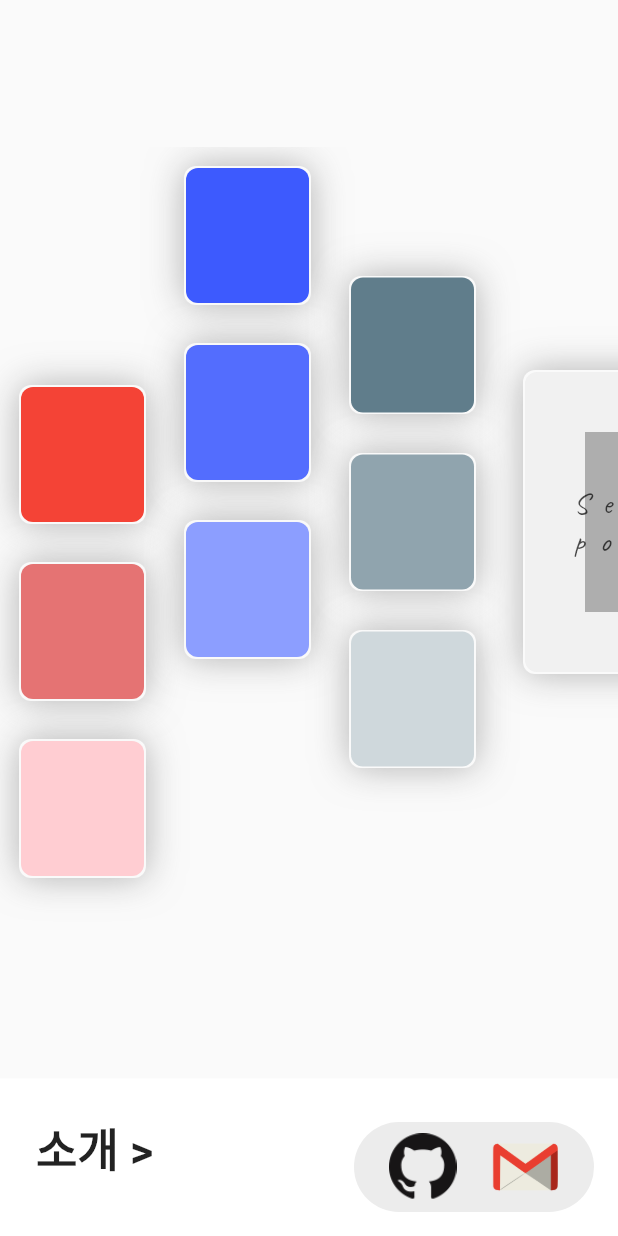
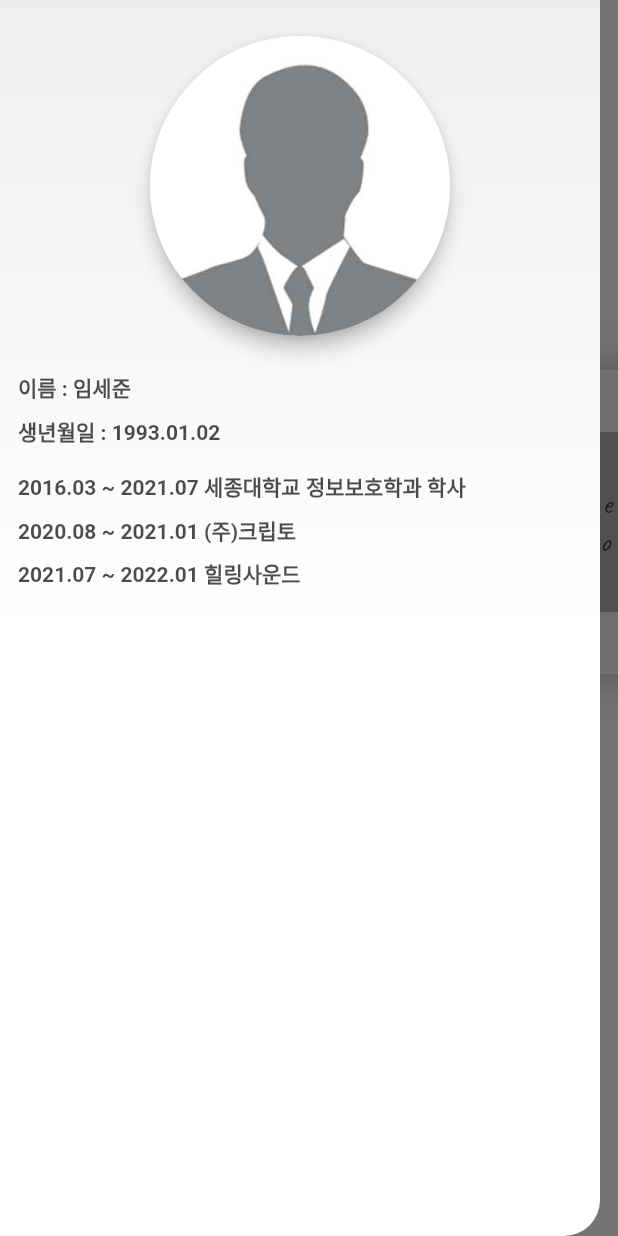
Before and after one commit to sejun2/sejun_pf, a Flutter app: the screen it shows after launch, with the side drawer open (before the commit the screen has no drawer), on a phone screen of 412 x 824 dp. Run offline on Flutter 3.47's test engine with Material 2 defaults, Android fonts, the phone set to English and light mode, and no system bars; our stand-ins replace get, google_fonts; missing offline and left inert: proste_indexed_stack.

Commit message:
stash: drawer working
 Author:    Sejun <qpfjf56@gmail.com>

```diff
--- a/lib/constant.dart
+++ b/lib/constant.dart
@@ -1 +1,12 @@
+import 'dart:ui';
+
+import 'package:flutter/material.dart';
+import 'package:google_fonts/google_fonts.dart';
+
 const dummyText = 'Lorem ipsum dolor sit amet, consectetur adipiscing elit, sed do eiusmod tempor incididunt ut labore et dolore magna aliqua. Ut enim ad minim veniam, quis nostrud exercitation ullamco laboris nisi ut aliquip ex ea commodo consequat. Duis aute irure dolor in reprehenderit in voluptate velit esse cillum dolore eu fugiat nulla pariatur. Excepteur sint occaecat cupidatat non proident, sunt in culpa qui officia deserunt mollit anim id est laborum.Lorem ipsum dolor sit amet, consectetur adipiscing elit, sed do eiusmod tempor incididunt ut labore et dolore magna aliqua. Ut enim ad minim veniam, quis nostrud exercitation ullamco laboris nisi ut aliquip ex ea commodo consequat. Duis aute irure dolor in reprehenderit in voluptate velit esse cillum dolore eu fugiat nulla pariatur. Excepteur sint occaecat cupidatat non proident, sunt in culpa qui officia deserunt mollit anim id est laborum.';
+var headerTextStyle = GoogleFonts.nanumGothic(
+    fontStyle: FontStyle.normal,
+    fontSize: 14,
+    color: Colors.black.withOpacity(0.7),
+    fontWeight:  FontWeight.w700
+);
--- a/lib/pages/main_page.dart
+++ b/lib/pages/main_page.dart
@@ -10,6 +10,8 @@ import 'package:sejun_portf/widgets/sejun_banner_card.dart';
 import 'package:sejun_portf/widgets/sejun_introduction_card.dart';
 import 'package:sejun_portf/widgets/sejun_proejct_card.dart';
 import 'package:url_launcher/url_launcher.dart';
+
+import '../constant.dart';
 
 class MainPage extends GetView<MainPageController> {
   MainPage({Key? key}) : super(key: key);
@@ -27,6 +29,19 @@ class MainPage extends GetView<MainPageController> {
   Widget build(BuildContext context) {
     Get.put(MainPageController());
     return Scaffold(
+      drawer: Container(width: 400,
+        decoration: BoxDecoration(
+             color: Colors.white,
+            borderRadius: BorderRadius.only(topRight: Radius.circular(24), bottomRight: Radius.circular(24)),
+          ),
+        child: ListView(
+          children: [
+            buildDrawerHeader(),
+
+          ],
+        ),
+      ),
+      appBar: buildAppBar(context),
       floatingActionButton: FutureBuilder(
         future: buildFloatingActionButton(),
         builder: (ctx, snapshot) {
@@ -41,7 +56,6 @@ class MainPage extends GetView<MainPageController> {
       body: SafeArea(
         child: Column(
           children: [
-            buildAppBar(context),
             // buildChips(context),
             buildContent(context),
           ],
@@ -61,12 +75,10 @@ class MainPage extends GetView<MainPageController> {
         children: [
           InkWell(
             onTap: () async {
-              if (await canLaunch('https://https://github.com/sejun2')) {
-                await launch('https://github.com/sejun2');
-              }
+              await launchUrl('https://github.com/sejun2');
             },
             child: Image.asset(
-              'assets/image/github_64px.png',
+              'image/github_64px.png',
               width: 45,
               height: 45,
             ),
@@ -77,17 +89,9 @@ class MainPage extends GetView<MainPageController> {
             textStyle: TextStyle(
                 fontSize: 16, fontWeight: FontWeight.w600, color: Colors.white),
             child: InkWell(
-              onTap: () async {
-                print('gmail clicked...');
-                if (await canLaunch(
-                    Uri(scheme: 'Sejun', path: 'qpfjf56@gmail.com')
-                        .toString())) {
-                  await launch(Uri(scheme: 'Sejun', path: 'qpfjf56@gmail.com')
-                      .toString());
-                }
-              },
+              onTap: () async {},
               child: Image.asset(
-                'assets/image/gmail.png',
+                'image/gmail.png',
                 width: 45,
                 height: 45,
               ),
@@ -96,6 +100,12 @@ class MainPage extends GetView<MainPageController> {
         ],
       ),
     );
+  }
+
+  Future<void> launchUrl(String url) async {
+    if (await canLaunch(url)) {
+      await launch(url);
+    }
   }
 
   buildChips(BuildContext context) {
@@ -123,11 +133,11 @@ class MainPage extends GetView<MainPageController> {
             width: constraints.maxWidth,
             child: SingleChildScrollView(
               controller: controller.getContentScrollViewController(),
-              padding:
-                  const EdgeInsets.only( top: 8, bottom: 8),
+              padding: const EdgeInsets.only(top: 8, bottom: 8),
               child: Column(
                 children: [
                   buildBannerCard(),
+
                   ///Introduction section
                   Container(
                     decoration: BoxDecoration(
@@ -141,6 +151,7 @@ class MainPage extends GetView<MainPageController> {
                     child: Column(
                         mainAxisAlignment: MainAxisAlignment.spaceEvenly,
                         children: [
+
                           ///Introduction title
                           Align(
                             child: Text(
@@ -167,7 +178,9 @@ class MainPage extends GetView<MainPageController> {
                             child:
                             LayoutBuilder(builder: (context, constraints) {
                               return Obx(
-                                () => Stack(children: [
+                                    () =>
+                                    Stack(children: [
+
                                       ///Introduction Tab item background animation container
                                       AnimatedContainer(
                                         curve: Curves.fastOutSlowIn,
@@ -179,7 +192,8 @@ class MainPage extends GetView<MainPageController> {
                                             color: Colors.indigoAccent),
                                         duration: Duration(milliseconds: 300),
                                         transform: Matrix4.translationValues(
-                                        (controller.getIntroductionIndex()) *
+                                            (controller
+                                                .getIntroductionIndex()) *
                                                 constraints.maxWidth /
                                                 3,
                                             0,
@@ -193,7 +207,8 @@ class MainPage extends GetView<MainPageController> {
                                               child: InkWell(
                                                   onTap: () {
                                                     controller
-                                                    .setIntroductionIndex(0);
+                                                        .setIntroductionIndex(
+                                                        0);
                                                     controller
                                                         .cardAnimationController
                                                         .forward(from: 0);
@@ -203,18 +218,21 @@ class MainPage extends GetView<MainPageController> {
                                           Expanded(
                                               child: InkWell(
                                                 onTap: () {
-                                          controller.setIntroductionIndex(1);
-                                          controller.cardAnimationController
+                                                  controller
+                                                      .setIntroductionIndex(1);
+                                                  controller
+                                                      .cardAnimationController
                                                       .forward(from: 0);
                                                 },
-                                        child:
-                                            buildIntroductionTabItem("Effort", 1),
+                                                child: buildIntroductionTabItem(
+                                                    "Effort", 1),
                                               )),
                                           Expanded(
                                               child: InkWell(
                                                   onTap: () {
                                                     controller
-                                                    .setIntroductionIndex(2);
+                                                        .setIntroductionIndex(
+                                                        2);
                                                     controller
                                                         .cardAnimationController
                                                         .forward(from: 0);
@@ -230,7 +248,8 @@ class MainPage extends GetView<MainPageController> {
 
                           ///Introduction main contents
                           Obx(
-                            () => ProsteIndexedStack(
+                                () =>
+                                ProsteIndexedStack(
                                   index: controller.getIntroductionIndex(),
                                   children: [
                                     IndexedStackChild(
@@ -264,7 +283,10 @@ class MainPage extends GetView<MainPageController> {
                                   ],
                                 ),
                           ),
-                        VerticalDivider(indent: 30,)]),
+                          VerticalDivider(
+                            indent: 30,
+                          )
+                        ]),
                   ),
                   VerticalDivider(
                     indent: 150,
@@ -277,6 +299,7 @@ class MainPage extends GetView<MainPageController> {
                       crossAxisAlignment: CrossAxisAlignment.start,
                       mainAxisAlignment: MainAxisAlignment.spaceEvenly,
                       children: [
+
                         ///Project lists title
                         Padding(
                           child: Text(
@@ -299,10 +322,9 @@ class MainPage extends GetView<MainPageController> {
                             scrollDirection: Axis.horizontal,
                             children: [
                               SejunProjectCard(
-                                onSejunProjectCardTapped: () async{
-                                  if (await canLaunch('https://github.com/sejun2/sejun_pf/blob/develop/res/yourchef/yourchef.md')) {
-                                  await launch('https://github.com/sejun2/sejun_pf/blob/develop/res/yourchef/yourchef.md');
-                                  }
+                                onSejunProjectCardTapped: () async {
+                                  launchUrl(
+                                      'https://github.com/sejun2/sejun_pf/blob/develop/res/yourchef/yourchef.md');
                                 },
                                 title: '당신의 쉐푸 사이드 프로젝트 ',
                                 imagePath: 'image/yourchef_logo.png',
@@ -366,8 +388,10 @@ class MainPage extends GetView<MainPageController> {
       backgroundColor: Colors.transparent,
       elevation: 0,
       centerTitle: true,
+      iconTheme: IconThemeData(color: Colors.black87),
       title: Obx(
-        () => AnimatedOpacity(
+            () =>
+            AnimatedOpacity(
               duration: Duration(milliseconds: 300),
               curve: Curves.fastOutSlowIn,
               opacity: controller.getAppBarOpacity(),
@@ -383,7 +407,8 @@ class MainPage extends GetView<MainPageController> {
 
   buildGradientDivider(BuildContext context) {
     return Obx(
-      () => controller.getIsContentScrollViewTop() == false
+          () =>
+      controller.getIsContentScrollViewTop() == false
           ? Container(
         width: Get.width,
         height: 6,
@@ -398,4 +423,46 @@ class MainPage extends GetView<MainPageController> {
       ),
     );
   }
+
+  buildDrawerHeader() {
+    return Container(
+      decoration: BoxDecoration(
+        gradient: LinearGradient(colors: [ Colors.grey.shade200, Colors.white], begin:Alignment.topCenter, end: Alignment.bottomCenter)
+      ),
+      padding: EdgeInsets.symmetric(vertical: 24, horizontal: 12),
+      child: Column(
+        crossAxisAlignment: CrossAxisAlignment.start,
+        children: [
+          Center(
+            child: Material(
+              shape: CircleBorder(
+              ),
+              elevation: 5,
+              child: CircleAvatar(
+                backgroundColor: Colors.transparent,
+                radius: 100,
+                backgroundImage: AssetImage('image/dummy_profile.jpeg'),
+              ),
+            ),
+          ),
+          VerticalDivider(
+            indent: 24,
+          ),
+          Text('이름 : 임세준', style: headerTextStyle, softWrap: true,),
+          VerticalDivider(
+            indent: 8,
+          ),
+          Text('생년월일 : 1993.01.02', style: headerTextStyle,),
+          VerticalDivider(
+            indent: 16,
+          ),
+          Text('2016.03 ~ 2021.07 세종대학교 정보보호학과 학사', style: headerTextStyle,),
+          VerticalDivider(indent: 8,),
+          Text('2020.08 ~ 2021.01 (주)크립토', style: headerTextStyle,),
+          VerticalDivider(indent: 8,),
+          Text('2021.07 ~ 2022.01 힐링사운드', style: headerTextStyle,),
+        ],
+      ),
+    );
   }
+}
--- a/pubspec.yaml
+++ b/pubspec.yaml
@@ -64,7 +64,7 @@ flutter:
 
   # To add assets to your application, add an assets section, like this:
   assets:
-     - assets/image/
+     - image/
   # An image asset can refer to one or more resolution-specific "variants", see
   # https://flutter.dev/assets-and-images/#resolution-aware.
 
```
Also changed, not shown: image/dummy_profile.jpeg (added), image/effort.jpg (renamed from assets/image/effort.jpg), image/fieldtrip.png (renamed from assets/image/fieldtrip.png), image/github_64px.png (renamed from assets/image/github_64px.png), image/gmail.png (renamed from assets/image/gmail.png), image/hs_logo.jpeg (renamed from assets/image/hs_logo.jpeg), image/openminded.jpg (renamed from assets/image/openminded.jpg), image/patience.jpg (renamed from assets/image/patience.jpg), image/yourchef_logo.jpeg (renamed from assets/image/yourchef_logo.jpeg), image/yourchef_logo.png (renamed from assets/image/yourchef_logo.png). Lines whose indentation alone changed are shown as unchanged.
